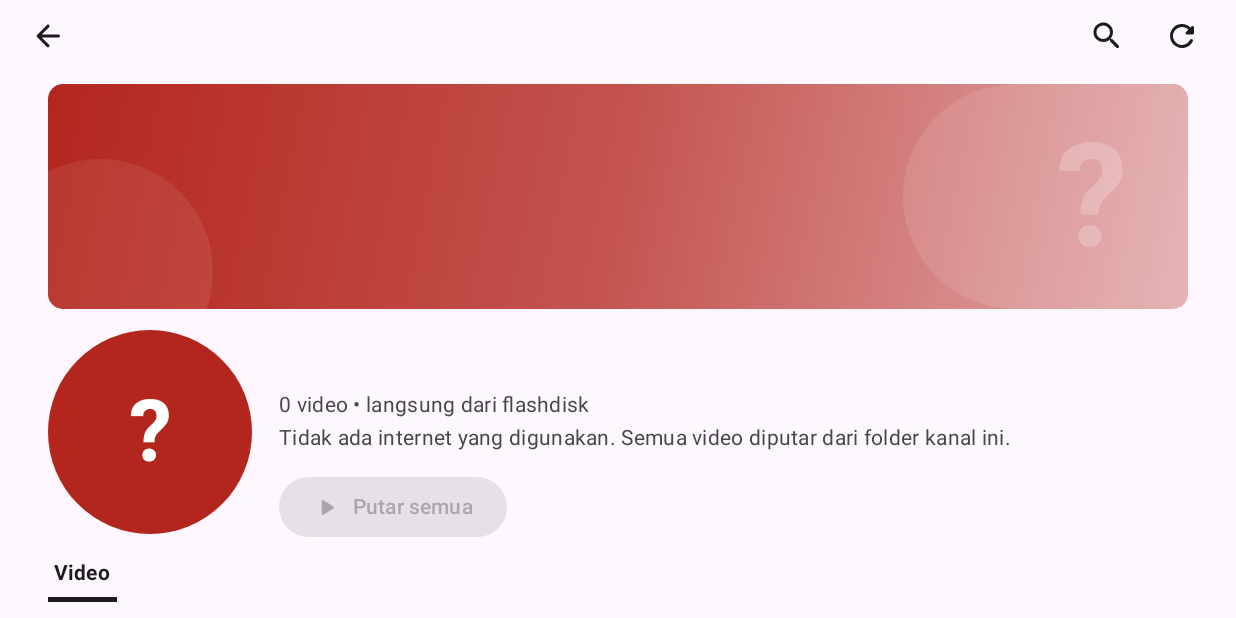
After one commit to prabowoadhy/lala-tube, an Android app built with Jetpack Compose: the composable ChannelScreen called with empty values, on a phone screen of 824 x 412 dp (held sideways). The commit adds this screen. Run offline under Robolectric (Android 15) with nearby library versions, the phone set to English and light mode, and no system bars.

Commit message:
1.0.12: status bar hitam di halaman tonton, halaman kanal + putar semua, header/chip lebih rapat

```diff
--- a/app/build.gradle.kts
+++ b/app/build.gradle.kts
@@ -12,8 +12,8 @@ android {
         applicationId = "com.lalatube.offline"
         minSdk = 24
         targetSdk = 36
-        versionCode = 12
-        versionName = "1.0.11"
+        versionCode = 13
+        versionName = "1.0.12"
 
         testInstrumentationRunner = "androidx.test.runner.AndroidJUnitRunner"
         vectorDrawables.useSupportLibrary = true
--- /dev/null
+++ b/app/src/main/java/com/lalatube/offline/ui/screens/ChannelScreen.kt
@@ -0,0 +1,282 @@
+package com.lalatube.offline.ui.screens
+
+import androidx.compose.foundation.background
+import androidx.compose.foundation.layout.Arrangement
+import androidx.compose.foundation.layout.Box
+import androidx.compose.foundation.layout.Column
+import androidx.compose.foundation.layout.Row
+import androidx.compose.foundation.layout.Spacer
+import androidx.compose.foundation.layout.fillMaxSize
+import androidx.compose.foundation.layout.fillMaxWidth
+import androidx.compose.foundation.layout.height
+import androidx.compose.foundation.layout.offset
+import androidx.compose.foundation.layout.padding
+import androidx.compose.foundation.layout.size
+import androidx.compose.foundation.layout.width
+import androidx.compose.foundation.shape.CircleShape
+import androidx.compose.foundation.shape.RoundedCornerShape
+import androidx.compose.material.icons.Icons
+import androidx.compose.material.icons.rounded.ArrowBack
+import androidx.compose.material.icons.rounded.PlayArrow
+import androidx.compose.material.icons.rounded.Refresh
+import androidx.compose.material.icons.rounded.Search
+import androidx.compose.material3.Button
+import androidx.compose.material3.ButtonDefaults
+import androidx.compose.material3.Icon
+import androidx.compose.material3.IconButton
+import androidx.compose.material3.MaterialTheme
+import androidx.compose.material3.Text
+import androidx.compose.runtime.Composable
+import androidx.compose.ui.Alignment
+import androidx.compose.ui.Modifier
+import androidx.compose.ui.draw.clip
+import androidx.compose.ui.graphics.Brush
+import androidx.compose.ui.graphics.Color
+import androidx.compose.ui.text.font.FontWeight
+import androidx.compose.ui.text.style.TextOverflow
+import androidx.compose.ui.unit.dp
+import androidx.compose.ui.unit.sp
+import com.lalatube.offline.data.Video
+import com.lalatube.offline.ui.components.ChannelAvatar
+import com.lalatube.offline.ui.components.VideoGrid
+import com.lalatube.offline.ui.components.channelColor
+
+/**
+ * Halaman kanal bergaya YouTube:
+ *
+ * 1. Bar atas: tombol kembali, cari, dan pindai ulang.
+ * 2. Banner kanal (gradien warna kanal) selebar halaman.
+ * 3. Avatar besar + nama kanal + jumlah video + tombol **Putar semua**.
+ * 4. Bar tab dengan tab **Video** terpilih (garis bawah seperti YouTube).
+ * 5. Grid berisi seluruh video dari folder kanal tersebut.
+ *
+ * Setiap subfolder flashdisk dianggap satu kanal, jadi isi halaman ini sama
+ * dengan isi folder kanal (misalnya `Kartun`, `Lagu Anak`).
+ */
+@Composable
+fun ChannelScreen(
+    channel: String,
+    videos: List<Video>,
+    onPlayAll: () -> Unit,
+    onPlay: (Video, List<Video>) -> Unit,
+    onToggleFavorite: (Video) -> Unit,
+    onSearch: () -> Unit,
+    onRefresh: () -> Unit,
+    onBack: () -> Unit,
+    modifier: Modifier = Modifier,
+) {
+    // Terbaru dulu seperti tab "Videos" di kanal YouTube.
+    val ordered = videos.sortedWith(
+        compareByDescending<Video> { it.addedAt }
+            .thenByDescending { it.lastModified },
+    )
+    val avatarPath = ordered.firstNotNullOfOrNull { it.channelAvatarPath }
+
+    Column(modifier = modifier.fillMaxSize()) {
+        Row(
+            modifier = Modifier
+                .fillMaxWidth()
+                .height(48.dp)
+                .padding(start = 8.dp, end = 12.dp),
+            verticalAlignment = Alignment.CenterVertically,
+        ) {
+            IconButton(onClick = onBack) {
+                Icon(
+                    imageVector = Icons.Rounded.ArrowBack,
+                    contentDescription = "Kembali",
+                    tint = MaterialTheme.colorScheme.onSurface,
+                )
+            }
+            Spacer(Modifier.weight(1f))
+            IconButton(onClick = onSearch) {
+                Icon(
+                    imageVector = Icons.Rounded.Search,
+                    contentDescription = "Cari",
+                    tint = MaterialTheme.colorScheme.onSurface,
+                )
+            }
+            Spacer(Modifier.width(2.dp))
+            IconButton(onClick = onRefresh) {
+                Icon(
+                    imageVector = Icons.Rounded.Refresh,
+                    contentDescription = "Pindai ulang",
+                    tint = MaterialTheme.colorScheme.onSurface,
+                )
+            }
+        }
+
+        VideoGrid(
+            videos = ordered,
+            onPlay = { onPlay(it, ordered) },
+            onToggleFavorite = onToggleFavorite,
+            modifier = Modifier.weight(1f),
+            header = {
+                Column(modifier = Modifier.fillMaxWidth()) {
+                    ChannelBanner(channel = channel, avatarPath = avatarPath)
+                    ChannelInfo(
+                        channel = channel,
+                        videoCount = ordered.size,
+                        avatarPath = avatarPath,
+                        onPlayAll = onPlayAll,
+                    )
+                    ChannelTabs()
+                }
+            },
+        )
+    }
+}
+
+/** Banner kanal. LalaTube tidak punya gambar banner, jadi dipakai gradien warna kanal. */
+@Composable
+private fun ChannelBanner(channel: String, avatarPath: String?) {
+    val color = channelColor(channel)
+    Box(
+        modifier = Modifier
+            .fillMaxWidth()
+            .padding(horizontal = 16.dp)
+            .height(150.dp)
+            .clip(RoundedCornerShape(10.dp))
+            .background(
+                Brush.linearGradient(
+                    listOf(
+                        color,
+                        color.copy(alpha = 0.78f),
+                        color.copy(alpha = 0.36f),
+                    ),
+                ),
+            ),
+    ) {
+        // Dekorasi lingkaran lembut supaya banner tidak terlihat datar.
+        Box(
+            modifier = Modifier
+                .size(260.dp)
+                .align(Alignment.CenterEnd)
+                .offset(x = 70.dp)
+                .background(Color.White.copy(alpha = 0.10f), CircleShape),
+        )
+        Box(
+            modifier = Modifier
+                .size(150.dp)
+                .align(Alignment.BottomStart)
+                .offset(x = -40.dp, y = 50.dp)
+                .background(Color.White.copy(alpha = 0.08f), CircleShape),
+        )
+        // Inisial kanal besar sebagai penanda visual.
+        Text(
+            text = channel.trim().firstOrNull()?.uppercaseChar()?.toString() ?: "?",
+            color = Color.White.copy(alpha = 0.22f),
+            fontSize = 96.sp,
+            fontWeight = FontWeight.Bold,
+            modifier = Modifier
+                .align(Alignment.CenterEnd)
+                .padding(end = 40.dp),
+        )
+    }
+}
+
+@Composable
+private fun ChannelInfo(
+    channel: String,
+    videoCount: Int,
+    avatarPath: String?,
+    onPlayAll: () -> Unit,
+) {
+    Row(
+        modifier = Modifier
+            .fillMaxWidth()
+            .padding(start = 16.dp, end = 16.dp, top = 14.dp),
+        verticalAlignment = Alignment.Top,
+    ) {
+        ChannelAvatar(
+            channel = channel,
+            size = 136,
+            avatarPath = avatarPath,
+        )
+        Spacer(Modifier.width(18.dp))
+        Column(modifier = Modifier.weight(1f)) {
+            Text(
+                text = channel,
+                style = MaterialTheme.typography.headlineMedium.copy(
+                    fontWeight = FontWeight.Bold,
+                ),
+                color = MaterialTheme.colorScheme.onSurface,
+                maxLines = 2,
+                overflow = TextOverflow.Ellipsis,
+            )
+            Spacer(Modifier.height(4.dp))
+            Text(
+                text = "$videoCount video • langsung dari flashdisk",
+                style = MaterialTheme.typography.bodyMedium,
+                color = MaterialTheme.colorScheme.onSurfaceVariant,
+            )
+            Spacer(Modifier.height(2.dp))
+            Text(
+                text = "Tidak ada internet yang digunakan. Semua video diputar dari folder kanal ini.",
+                style = MaterialTheme.typography.bodyMedium,
+                color = MaterialTheme.colorScheme.onSurfaceVariant,
+                maxLines = 2,
+                overflow = TextOverflow.Ellipsis,
+            )
+            Spacer(Modifier.height(12.dp))
+            // Tombol hitam bulat seperti tombol "Subscribe" di YouTube.
+            Button(
+                onClick = onPlayAll,
+                enabled = videoCount > 0,
+                shape = CircleShape,
+                colors = ButtonDefaults.buttonColors(
+                    containerColor = MaterialTheme.colorScheme.onSurface,
+                    contentColor = MaterialTheme.colorScheme.surface,
+                ),
+                contentPadding = androidx.compose.foundation.layout.PaddingValues(
+                    horizontal = 22.dp,
+                    vertical = 10.dp,
+                ),
+            ) {
+                Icon(
+                    imageVector = Icons.Rounded.PlayArrow,
+                    contentDescription = null,
+                    modifier = Modifier.size(19.dp),
+                )
+                Spacer(Modifier.width(8.dp))
+                Text(
+                    text = "Putar semua",
+                    style = MaterialTheme.typography.titleSmall.copy(
+                        fontWeight = FontWeight.SemiBold,
+                    ),
+                )
+            }
+        }
+    }
+}
+
+/** Bar tab kanal. LalaTube hanya punya satu jenis konten: video. */
+@Composable
+private fun ChannelTabs() {
+    Column(modifier = Modifier.fillMaxWidth()) {
+        Spacer(Modifier.height(10.dp))
+        Row(
+            modifier = Modifier
+                .fillMaxWidth()
+                .padding(start = 16.dp),
+            horizontalArrangement = Arrangement.spacedBy(24.dp),
+        ) {
+            Column(horizontalAlignment = Alignment.CenterHorizontally) {
+                Text(
+                    text = "Video",
+                    style = MaterialTheme.typography.titleSmall.copy(
+                        fontWeight = FontWeight.Bold,
+                    ),
+                    color = MaterialTheme.colorScheme.onSurface,
+                )
+                Spacer(Modifier.height(6.dp))
+                Box(
+                    modifier = Modifier
+                        .width(46.dp)
+                        .height(3.dp)
+                        .background(MaterialTheme.colorScheme.onSurface),
+                )
+            }
+        }
+        Spacer(Modifier.height(10.dp))
+    }
+}
--- a/app/src/main/java/com/lalatube/offline/ui/screens/HomeScreen.kt
+++ b/app/src/main/java/com/lalatube/offline/ui/screens/HomeScreen.kt
@@ -171,12 +171,11 @@ fun HomeScreen(
                 modifier = Modifier.padding(horizontal = 20.dp, vertical = 6.dp),
             )
         }
-        Spacer(Modifier.height(2.dp))
         ChannelChipRow(
             channels = channels,
             selectedChannel = selectedChannel,
             onSelect = { selectedChannel = it },
-            modifier = Modifier.padding(bottom = 4.dp),
+            modifier = Modifier.padding(bottom = 2.dp),
             channelAvatars = channelAvatars,
         )
         key(selectedChannel) {
```
Also changed, not shown: app/src/main/java/com/lalatube/offline/LalaTubeApp.kt (+53 -1 lines), app/src/main/java/com/lalatube/offline/ui/components/Common.kt (+11 -4 lines), app/src/main/java/com/lalatube/offline/ui/screens/PlayerScreen.kt (+14 -0 lines), app/src/main/java/com/lalatube/offline/ui/screens/WatchScreen.kt (+52 -9 lines), 1 other file.
